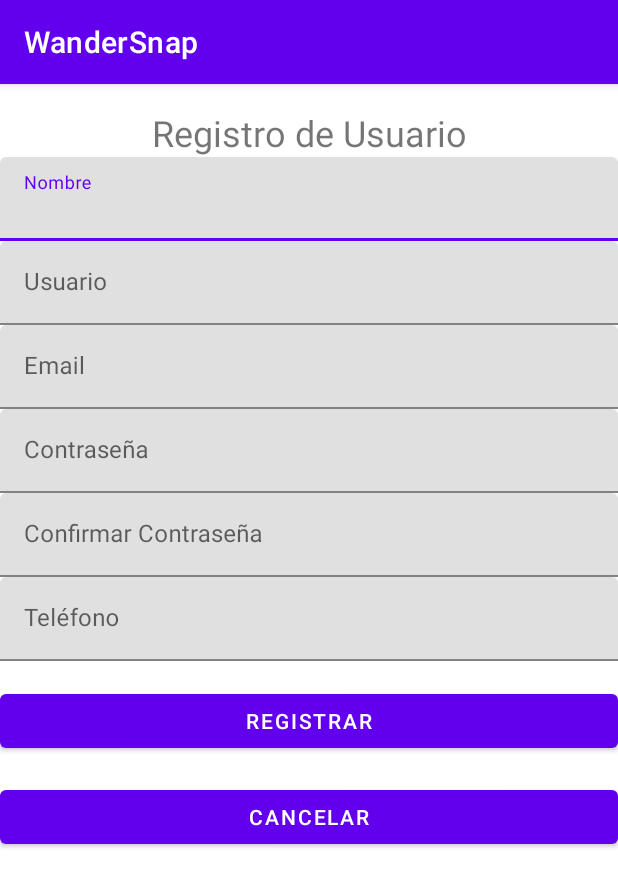
After one commit to chc0/WanderSnap, an Android app: the Registro screen opened directly, with no data from a screen before it, on a phone screen of 412 x 824 dp. The commit adds this screen. Shown: the top 887 px of the screen. Run offline under Robolectric (Android 15) with nearby library versions, the light colour scheme and no system bars.

Commit message:
registro

```diff
--- a/app/src/main/AndroidManifest.xml
+++ b/app/src/main/AndroidManifest.xml
@@ -13,9 +13,12 @@
         android:theme="@style/Theme.WanderSnap"
         tools:targetApi="31">
         <activity
+            android:name=".Registro"
+            android:exported="false" />
+        <activity
             android:name=".MainActivity"
             android:exported="false"
-            android:theme="@style/Theme.WanderSnap.NoActionBar"/>
+            android:theme="@style/Theme.WanderSnap.NoActionBar" />
         <activity
             android:name=".Login"
             android:exported="true">
--- a/app/src/main/java/com/als/wandersnap/Login.java
+++ b/app/src/main/java/com/als/wandersnap/Login.java
@@ -84,8 +84,29 @@ public class Login extends AppCompatActivity {
         finish();
     }
 
+    private void goToActivity(String className) {
+        try {
+            Class<?> targetClass = Class.forName(className);
+            Intent intent = new Intent(this, targetClass);
+            startActivity(intent);
+            finish();
+        } catch (ClassNotFoundException e) {
+            // Manejar la excepción si la clase no se encuentra
+            e.printStackTrace();
+        }
+    }
+
+    public void openRegistrationActivity(View view) {
+        // Realiza la acción que deseas al hacer clic en "Regístrate".
+        // Puedes abrir otra actividad aquí, por ejemplo.
+        goToActivity("com.als.wandersnap.Registro");
+    }
+
+
+
     public void salir(View view) {
         //Toast.makeText(this, "Hasta luego.", Toast.LENGTH_SHORT).show();
+        //goToActivity("com.als.wandersnap.Registro");
         finishAffinity();
     }
 
--- /dev/null
+++ b/app/src/main/java/com/als/wandersnap/Registro.java
@@ -0,0 +1,14 @@
+package com.als.wandersnap;
+
+import androidx.appcompat.app.AppCompatActivity;
+
+import android.os.Bundle;
+
+public class Registro extends AppCompatActivity {
+
+    @Override
+    protected void onCreate(Bundle savedInstanceState) {
+        super.onCreate(savedInstanceState);
+        setContentView(R.layout.activity_registro);
+    }
+}
--- a/app/src/main/res/layout/activity_login.xml
+++ b/app/src/main/res/layout/activity_login.xml
@@ -70,6 +70,24 @@
                 android:textAppearance="?android:attr/textAppearanceLarge"/>
         </com.google.android.material.textfield.TextInputLayout>
 
+        <Button
+            android:id="@+id/registerButton"
+            android:layout_width="wrap_content"
+            android:layout_height="wrap_content"
+            android:layout_gravity="center"
+            android:text="Regístrate"
+            android:textColor="@color/purple"
+            android:textSize="16sp"
+            android:background="@android:color/transparent"
+            android:onClick="openRegistrationActivity"
+            android:clickable="true"
+            android:focusable="true"
+            app:layout_constraintEnd_toEndOf="parent"
+            app:layout_constraintStart_toStartOf="parent"
+            app:layout_constraintTop_toBottomOf="@id/logetPassword" />
+
+
+
         <LinearLayout
             android:layout_width="match_parent"
             android:layout_height="wrap_content"
--- /dev/null
+++ b/app/src/main/res/layout/activity_registro.xml
@@ -0,0 +1,139 @@
+<?xml version="1.0" encoding="utf-8"?>
+<androidx.constraintlayout.widget.ConstraintLayout
+    xmlns:android="http://schemas.android.com/apk/res/android"
+    xmlns:app="http://schemas.android.com/apk/res-auto"
+    xmlns:tools="http://schemas.android.com/tools"
+    android:layout_width="match_parent"
+    android:layout_height="match_parent"
+    tools:context=".Registro">
+
+    <!-- Título de la página -->
+    <TextView
+        android:id="@+id/textViewTitle"
+        android:layout_width="wrap_content"
+        android:layout_height="wrap_content"
+        android:text="Registro de Usuario"
+        android:textSize="24sp"
+        app:layout_constraintTop_toTopOf="parent"
+        app:layout_constraintStart_toStartOf="parent"
+        app:layout_constraintEnd_toEndOf="parent"
+        android:layout_marginTop="16dp"
+        android:layout_marginBottom="16dp"/>
+
+    <!-- Campo de nombre -->
+    <com.google.android.material.textfield.TextInputLayout
+        android:id="@+id/textInputLayoutName"
+        android:layout_width="0dp"
+        android:layout_height="wrap_content"
+        app:layout_constraintStart_toStartOf="parent"
+        app:layout_constraintEnd_toEndOf="parent"
+        app:layout_constraintTop_toBottomOf="@+id/textViewTitle">
+        <com.google.android.material.textfield.TextInputEditText
+            android:id="@+id/editTextName"
+            android:layout_width="match_parent"
+            android:layout_height="wrap_content"
+            android:hint="Nombre"/>
+    </com.google.android.material.textfield.TextInputLayout>
+
+    <!-- Campo de usuario -->
+    <com.google.android.material.textfield.TextInputLayout
+        android:id="@+id/textInputLayoutUsername"
+        android:layout_width="0dp"
+        android:layout_height="wrap_content"
+        app:layout_constraintStart_toStartOf="parent"
+        app:layout_constraintEnd_toEndOf="parent"
+        app:layout_constraintTop_toBottomOf="@+id/textInputLayoutName">
+        <com.google.android.material.textfield.TextInputEditText
+            android:id="@+id/editTextUsername"
+            android:layout_width="match_parent"
+            android:layout_height="wrap_content"
+            android:hint="Usuario"/>
+    </com.google.android.material.textfield.TextInputLayout>
+
+    <!-- Campo de email -->
+    <com.google.android.material.textfield.TextInputLayout
+        android:id="@+id/textInputLayoutEmail"
+        android:layout_width="0dp"
+        android:layout_height="wrap_content"
+        app:layout_constraintStart_toStartOf="parent"
+        app:layout_constraintEnd_toEndOf="parent"
+        app:layout_constraintTop_toBottomOf="@+id/textInputLayoutUsername">
+        <com.google.android.material.textfield.TextInputEditText
+            android:id="@+id/editTextEmail"
+            android:layout_width="match_parent"
+            android:layout_height="wrap_content"
+            android:hint="Email"
+            android:inputType="textEmailAddress"/>
+    </com.google.android.material.textfield.TextInputLayout>
+
+    <!-- Campo de contraseña -->
+    <com.google.android.material.textfield.TextInputLayout
+        android:id="@+id/textInputLayoutPassword"
+        android:layout_width="0dp"
+        android:layout_height="wrap_content"
+        app:layout_constraintStart_toStartOf="parent"
+        app:layout_constraintEnd_toEndOf="parent"
+        app:layout_constraintTop_toBottomOf="@+id/textInputLayoutEmail">
+        <com.google.android.material.textfield.TextInputEditText
+            android:id="@+id/editTextPassword"
+            android:layout_width="match_parent"
+            android:layout_height="wrap_content"
+            android:hint="Contraseña"
+            android:inputType="textPassword"/>
+    </com.google.android.material.textfield.TextInputLayout>
+
+    <!-- Campo de confirmación de contraseña -->
+    <com.google.android.material.textfield.TextInputLayout
+        android:id="@+id/textInputLayoutConfirmPassword"
+        android:layout_width="0dp"
+        android:layout_height="wrap_content"
+        app:layout_constraintStart_toStartOf="parent"
+        app:layout_constraintEnd_toEndOf="parent"
+        app:layout_constraintTop_toBottomOf="@+id/textInputLayoutPassword">
+        <com.google.android.material.textfield.TextInputEditText
+            android:id="@+id/editTextConfirmPassword"
+            android:layout_width="match_parent"
+            android:layout_height="wrap_content"
+            android:hint="Confirmar Contraseña"
+            android:inputType="textPassword"/>
+    </com.google.android.material.textfield.TextInputLayout>
+
+    <!-- Campo de teléfono -->
+    <com.google.android.material.textfield.TextInputLayout
+        android:id="@+id/textInputLayoutPhone"
+        android:layout_width="0dp"
+        android:layout_height="wrap_content"
+        app:layout_constraintStart_toStartOf="parent"
+        app:layout_constraintEnd_toEndOf="parent"
+        app:layout_constraintTop_toBottomOf="@+id/textInputLayoutConfirmPassword">
+        <com.google.android.material.textfield.TextInputEditText
+            android:id="@+id/editTextPhone"
+            android:layout_width="match_parent"
+            android:layout_height="wrap_content"
+            android:hint="Teléfono"
+            android:inputType="phone"/>
+    </com.google.android.material.textfield.TextInputLayout>
+
+    <!-- Botón de Registrar -->
+    <Button
+        android:id="@+id/buttonRegister"
+        android:layout_width="0dp"
+        android:layout_height="wrap_content"
+        android:text="Registrar"
+        app:layout_constraintStart_toStartOf="parent"
+        app:layout_constraintEnd_toEndOf="parent"
+        app:layout_constraintTop_toBottomOf="@+id/textInputLayoutPhone"
+        android:layout_marginTop="16dp"/>
+
+    <!-- Botón de Cancelar -->
+    <Button
+        android:id="@+id/buttonCancel"
+        android:layout_width="0dp"
+        android:layout_height="wrap_content"
+        android:text="Cancelar"
+        app:layout_constraintStart_toStartOf="parent"
+        app:layout_constraintEnd_toEndOf="parent"
+        app:layout_constraintTop_toBottomOf="@+id/buttonRegister"
+        android:layout_marginTop="16dp"/>
+
+</androidx.constraintlayout.widget.ConstraintLayout>
```
